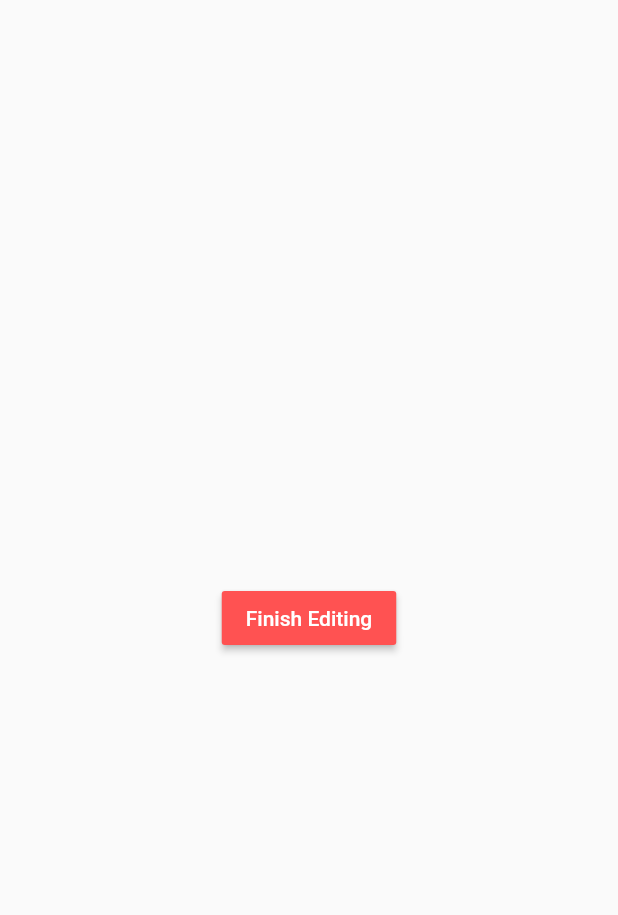
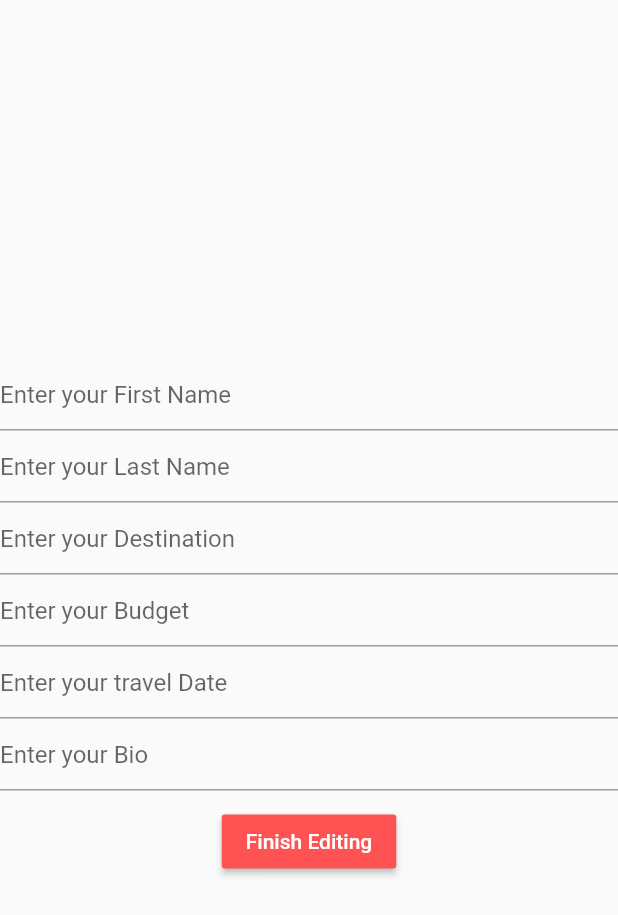
Before and after one commit to NathanStern/TogetherTrek, a Flutter app: the EditProfilePage screen opened directly, on a phone screen of 412 x 824 dp. Shown: the top 915 px of the screen. Run offline on Flutter 3.47's test engine with Material 2 defaults, Android fonts, the phone set to English and light mode, and no system bars; our stand-ins replace jwt_decoder, package_info, shared_preferences; missing offline and left inert: dart:html, dart:js; accounts and stored records are empty; network calls fail.

Commit message:
finish editingprofile page, need to touch up on the stlye

```diff
--- a/mobile_frontend/together_trek/lib/views/EditProfilePage.dart
+++ b/mobile_frontend/together_trek/lib/views/EditProfilePage.dart
@@ -11,11 +11,38 @@ import 'ProfileInfoView.dart';
 class EditProfilePage extends StatelessWidget {
   @override
   Widget build(BuildContext context) {
-    return Container(
-      child: Center(
+    return Scaffold(
+      body: Center(
         child: Column(
           mainAxisAlignment: MainAxisAlignment.center,
           children: <Widget>[
+            TextFormField(
+              decoration: const InputDecoration(
+                hintText: 'Enter your First Name',),
+            ),
+            TextFormField(
+              decoration: const InputDecoration(
+                hintText: 'Enter your Last Name',),
+            ),
+            TextFormField(
+              decoration: const InputDecoration(
+                hintText: 'Enter your Destination',),
+            ),
+            TextFormField(
+              decoration: const InputDecoration(
+                hintText: 'Enter your Budget',),
+            ),
+            TextFormField(
+              decoration: const InputDecoration(
+                hintText: 'Enter your travel Date',),
+            ),
+            TextFormField(
+              decoration: const InputDecoration(
+                hintText: 'Enter your Bio',),
+            ),
+            SizedBox(
+              height: 10.0,
+            ),
             RaisedButton(
               textColor: Colors.white,
               color: Colors.redAccent,
--- a/mobile_frontend/together_trek/lib/views/ProfilePage.dart
+++ b/mobile_frontend/together_trek/lib/views/ProfilePage.dart
@@ -6,7 +6,6 @@ import 'package:provider/provider.dart';
 import 'package:together_trek/models/UserModel.dart';
 import 'package:together_trek/views/ProfileInfoView.dart';
 import 'package:together_trek/views/EditPRofilePage.dart';
-
 import 'ProfileInfoView.dart';
 
 class ProfilePage extends StatelessWidget {
@@ -14,8 +13,10 @@ class ProfilePage extends StatelessWidget {
     Navigator.push(
         context, MaterialPageRoute(builder: (context) => EditProfilePage()));
   }
+  UserModel user;
   @override
   Widget build(BuildContext context) {
+    user = context.watch<UserModel>();
     return SingleChildScrollView(
       child: Column(
         children: <Widget>[
```
